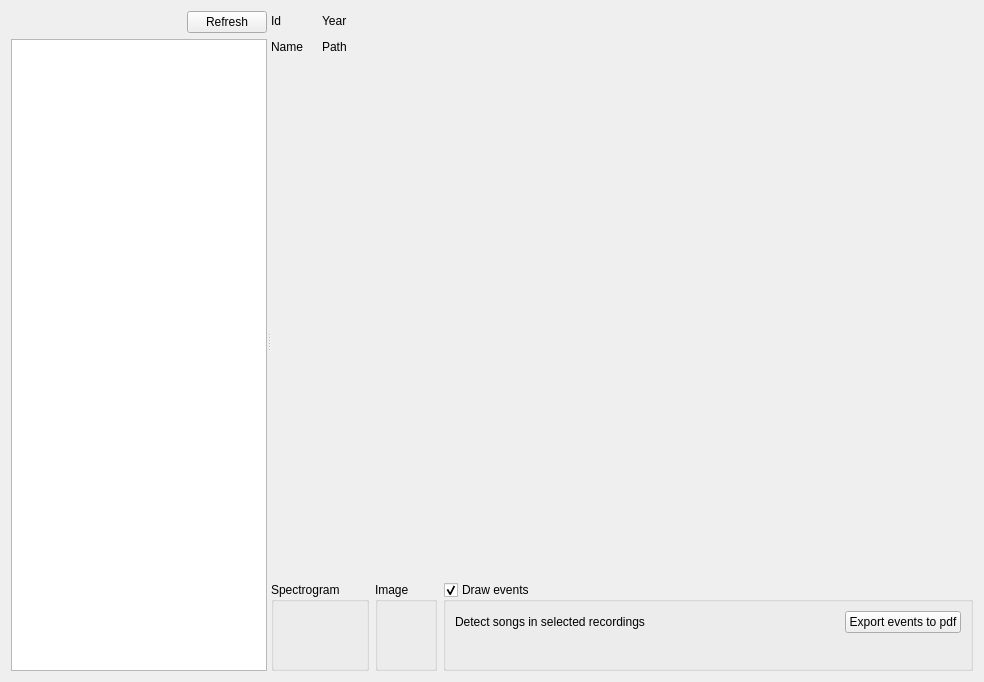
The window that src/gui/widgets/audio/ui/audiomanager.ui (Vin985/ecosongs) describes before a commit, drawn with Qt 5.
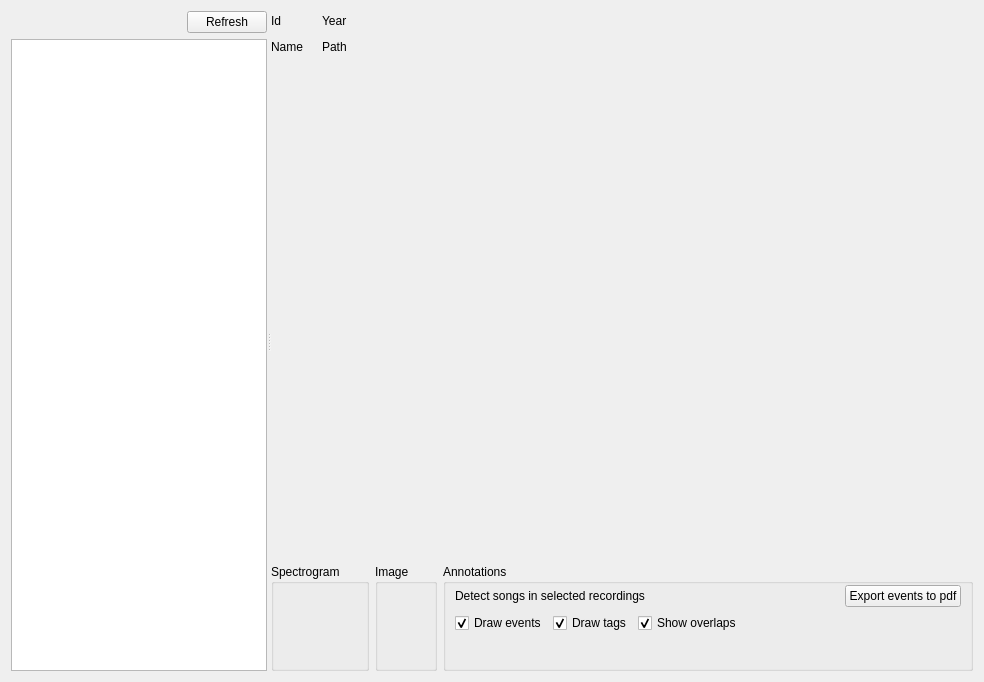
The same window after the commit. Icons and pictures are not drawn. Custom widgets are drawn as their Qt base class.

Commit message: event/tag drawing

Patch:
```diff
--- a/src/gui/widgets/audio/ui/audiomanager.ui
+++ b/src/gui/widgets/audio/ui/audiomanager.ui
@@ -215,12 +215,36 @@
          <item>
           <widget class="QGroupBox" name="group_draw_events">
            <property name="title">
-            <string>Draw events</string>
-           </property>
-           <property name="checkable">
-            <bool>true</bool>
+            <string>Annotations</string>
            </property>
            <layout class="QGridLayout" name="gridLayout">
+            <property name="topMargin">
+             <number>1</number>
+            </property>
+            <item row="0" column="1">
+             <layout class="QHBoxLayout" name="horizontalLayout">
+              <item>
+               <spacer name="horizontalSpacer">
+                <property name="orientation">
+                 <enum>Qt::Horizontal</enum>
+                </property>
+                <property name="sizeHint" stdset="0">
+                 <size>
+                  <width>40</width>
+                  <height>20</height>
+                 </size>
+                </property>
+               </spacer>
+              </item>
+              <item>
+               <widget class="QPushButton" name="btn_export_pdf">
+                <property name="text">
+                 <string>Export events to pdf</string>
+                </property>
+               </widget>
+              </item>
+             </layout>
+            </item>
             <item row="0" column="0">
              <widget class="QLabel" name="label_6">
               <property name="text">
@@ -228,7 +252,7 @@
               </property>
              </widget>
             </item>
-            <item row="1" column="0" colspan="2">
+            <item row="2" column="0" colspan="2">
              <widget class="SongEventsOptions" name="song_events_options" native="true">
               <property name="minimumSize">
                <size>
@@ -238,10 +262,40 @@
               </property>
              </widget>
             </item>
-            <item row="0" column="1">
-             <layout class="QHBoxLayout" name="horizontalLayout">
+            <item row="1" column="0" colspan="2">
+             <layout class="QHBoxLayout" name="horizontalLayout_5">
               <item>
-               <spacer name="horizontalSpacer">
+               <widget class="QCheckBox" name="checkbox_draw_events">
+                <property name="text">
+                 <string>Draw events</string>
+                </property>
+                <property name="checked">
+                 <bool>true</bool>
+                </property>
+               </widget>
+              </item>
+              <item>
+               <widget class="QCheckBox" name="checkbox_draw_tags">
+                <property name="text">
+                 <string>Draw tags</string>
+                </property>
+                <property name="checked">
+                 <bool>true</bool>
+                </property>
+               </widget>
+              </item>
+              <item>
+               <widget class="QCheckBox" name="checkbox_show_overlaps">
+                <property name="text">
+                 <string>Show overlaps</string>
+                </property>
+                <property name="checked">
+                 <bool>true</bool>
+                </property>
+               </widget>
+              </item>
+              <item>
+               <spacer name="horizontalSpacer_5">
                 <property name="orientation">
                  <enum>Qt::Horizontal</enum>
                 </property>
@@ -253,13 +307,6 @@
                 </property>
                </spacer>
               </item>
-              <item>
-               <widget class="QPushButton" name="btn_export_pdf">
-                <property name="text">
-                 <string>Export events to pdf</string>
-                </property>
-               </widget>
-              </item>
              </layout>
             </item>
            </layout>
```
The commit also changes 2 other files.
